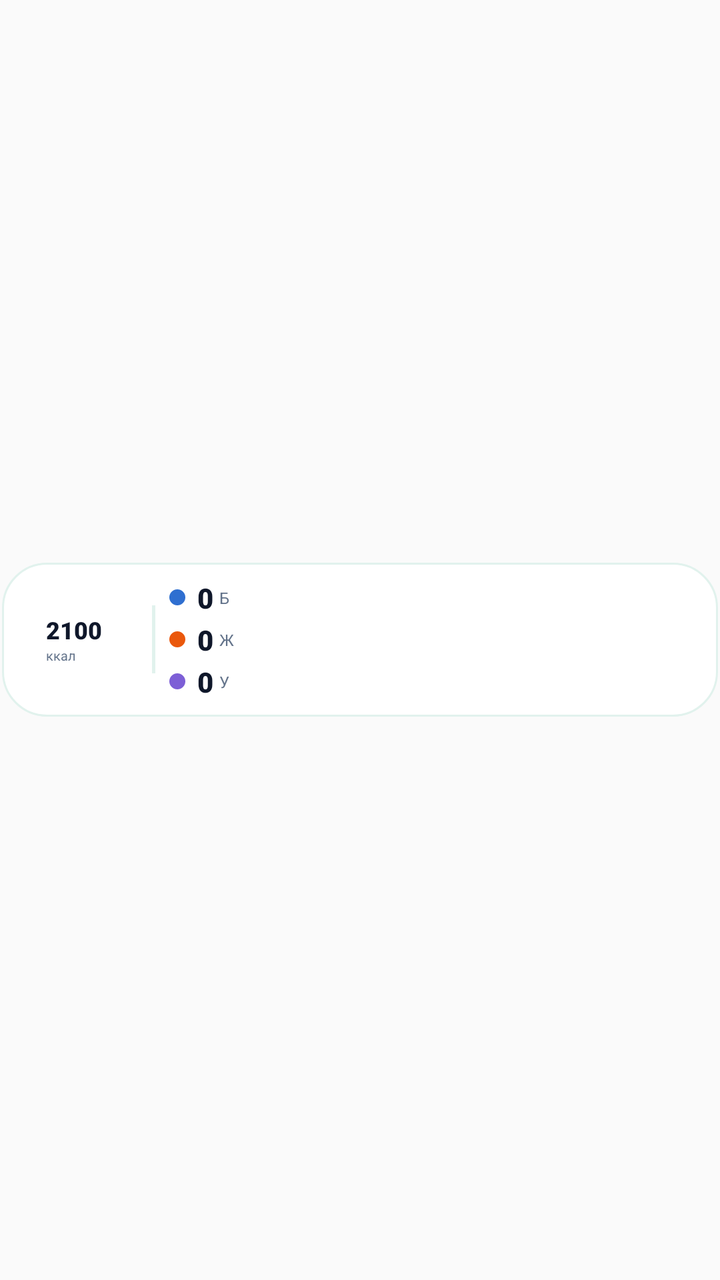
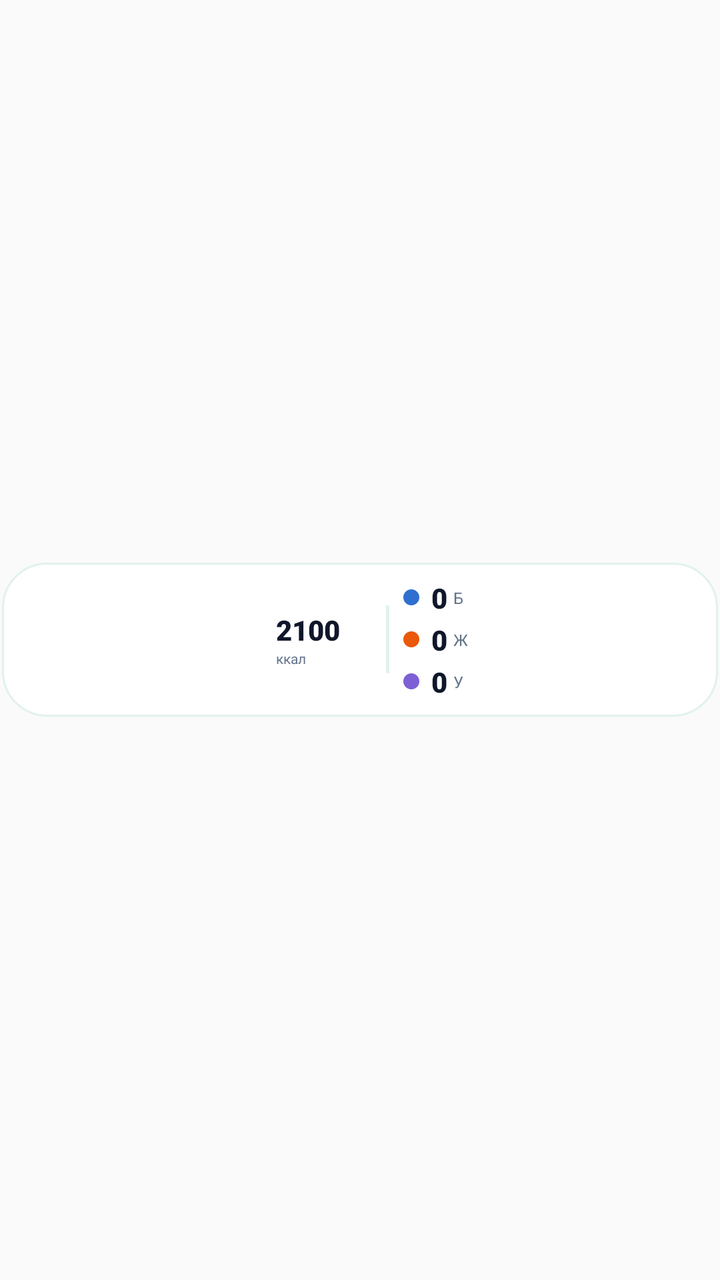

The first picture is an Android layout as it rendered before a commit; the second is the same layout after the commit. The layout source and the unified diff follow.
<!-- AndroidManifest.xml: application theme AppTheme -->
<!-- res/layout/widget_calories.xml -->
<?xml version="1.0" encoding="utf-8"?>
<FrameLayout xmlns:android="http://schemas.android.com/apk/res/android"
    android:id="@+id/widget_root"
    android:layout_width="match_parent"
    android:layout_height="match_parent">

    <LinearLayout
        android:layout_width="match_parent"
        android:layout_height="wrap_content"
        android:layout_gravity="center"
        android:layout_marginStart="1dp"
        android:layout_marginEnd="1dp"
        android:background="@drawable/widget_bg"
        android:gravity="center_vertical"
        android:orientation="horizontal"
        android:paddingStart="8dp"
        android:paddingEnd="8dp"
        android:paddingTop="8dp"
        android:paddingBottom="8dp">

        <LinearLayout
            android:layout_width="wrap_content"
            android:layout_height="wrap_content"
            android:layout_gravity="center"
            android:gravity="center_vertical"
            android:orientation="horizontal">

            
            <FrameLayout
                android:layout_width="56dp"
                android:layout_height="56dp"
                android:layout_marginEnd="6dp">

                <ImageView
                    android:id="@+id/widget_ring"
                    android:layout_width="56dp"
                    android:layout_height="56dp"
                    android:contentDescription="@null"
                    android:scaleType="fitCenter" />

                <LinearLayout
                    android:layout_width="wrap_content"
                    android:layout_height="wrap_content"
                    android:layout_gravity="center"
                    android:orientation="vertical">

                    <TextView
                        android:id="@+id/widget_remain"
                        android:layout_width="wrap_content"
                        android:layout_height="wrap_content"
                        android:autoSizeTextType="uniform"
                        android:autoSizeMinTextSize="8sp"
                        android:autoSizeMaxTextSize="12sp"
                        android:fontFamily="sans-serif-black"
                        android:gravity="center"
                        android:maxLines="1"
                        android:text="2100"
                        android:textColor="#0F172A"
                        android:textSize="12sp" />

                    <TextView
                        android:id="@+id/widget_remain_unit"
                        android:layout_width="wrap_content"
                        android:layout_height="wrap_content"
                        android:fontFamily="sans-serif"
                        android:gravity="center"
                        android:maxLines="1"
                        android:text="ккал"
                        android:textColor="#64748B"
                        android:textSize="6.5sp" />
                </LinearLayout>
            </FrameLayout>

            
            <FrameLayout
                android:layout_width="1.5dp"
                android:layout_height="34dp"
                android:layout_marginStart="5dp"
                android:layout_marginEnd="5dp"
                android:background="#E1F2ED" />

            <LinearLayout
                android:layout_width="wrap_content"
                android:layout_height="wrap_content"
                android:layout_marginStart="2dp"
                android:orientation="vertical">

                <LinearLayout
                    android:layout_width="wrap_content"
                    android:layout_height="wrap_content"
                    android:gravity="center_vertical"
                    android:orientation="horizontal">

                    <ImageView
                        android:id="@+id/widget_dot_p"
                        android:layout_width="8dp"
                        android:layout_height="8dp"
                        android:contentDescription="@null"
                        android:src="@drawable/widget_dot_protein" />

                    <TextView
                        android:id="@+id/widget_p"
                        android:layout_width="wrap_content"
                        android:layout_height="wrap_content"
                        android:layout_marginStart="6dp"
                        android:fontFamily="sans-serif-black"
                        android:maxLines="1"
                        android:text="0"
                        android:textColor="#0F172A"
                        android:textSize="14sp" />

                    <TextView
                        android:layout_width="wrap_content"
                        android:layout_height="wrap_content"
                        android:layout_marginStart="3dp"
                        android:fontFamily="sans-serif"
                        android:maxLines="1"
                        android:text="Б"
                        android:textColor="#64748B"
                        android:textSize="8sp" />
                </LinearLayout>

                <LinearLayout
                    android:layout_width="wrap_content"
                    android:layout_height="wrap_content"
                    android:layout_marginTop="2dp"
                    android:gravity="center_vertical"
                    android:orientation="horizontal">

                    <ImageView
                        android:id="@+id/widget_dot_f"
                        android:layout_width="8dp"
                        android:layout_height="8dp"
                        android:contentDescription="@null"
                        android:src="@drawable/widget_dot_fat" />

                    <TextView
                        android:id="@+id/widget_f"
                        android:layout_width="wrap_content"
                        android:layout_height="wrap_content"
                        android:layout_marginStart="6dp"
                        android:fontFamily="sans-serif-black"
                        android:maxLines="1"
                        android:text="0"
                        android:textColor="#0F172A"
                        android:textSize="14sp" />

                    <TextView
                        android:layout_width="wrap_content"
                        android:layout_height="wrap_content"
                        android:layout_marginStart="3dp"
                        android:fontFamily="sans-serif"
                        android:maxLines="1"
                        android:text="Ж"
                        android:textColor="#64748B"
                        android:textSize="8sp" />
                </LinearLayout>

                <LinearLayout
                    android:layout_width="wrap_content"
                    android:layout_height="wrap_content"
                    android:layout_marginTop="2dp"
                    android:gravity="center_vertical"
                    android:orientation="horizontal">

                    <ImageView
                        android:id="@+id/widget_dot_c"
                        android:layout_width="8dp"
                        android:layout_height="8dp"
                        android:contentDescription="@null"
                        android:src="@drawable/widget_dot_carbs" />

                    <TextView
                        android:id="@+id/widget_c"
                        android:layout_width="wrap_content"
                        android:layout_height="wrap_content"
                        android:layout_marginStart="6dp"
                        android:fontFamily="sans-serif-black"
                        android:maxLines="1"
                        android:text="0"
                        android:textColor="#0F172A"
                        android:textSize="14sp" />

                    <TextView
                        android:layout_width="wrap_content"
                        android:layout_height="wrap_content"
                        android:layout_marginStart="3dp"
                        android:fontFamily="sans-serif"
                        android:maxLines="1"
                        android:text="У"
                        android:textColor="#64748B"
                        android:textSize="8sp" />
                </LinearLayout>
            </LinearLayout>
        </LinearLayout>
    </LinearLayout>

</FrameLayout>
<!-- resources referenced by this layout -->
<resources>
  <!-- drawable widget_bg (drawable) -->
  <?xml version="1.0" encoding="utf-8"?>
  <shape xmlns:android="http://schemas.android.com/apk/res/android"
      android:shape="rectangle">
      <solid android:color="#FFFFFF" />
      <corners android:radius="22dp" />
      <stroke
          android:width="1dp"
          android:color="#E1F2ED" />
  </shape>
  <!-- drawable widget_dot_carbs (drawable) -->
  <?xml version="1.0" encoding="utf-8"?>
  <shape xmlns:android="http://schemas.android.com/apk/res/android"
      android:shape="oval">
      <solid android:color="#7D5FD6" />
  </shape>
  <!-- drawable widget_dot_fat (drawable) -->
  <?xml version="1.0" encoding="utf-8"?>
  <shape xmlns:android="http://schemas.android.com/apk/res/android"
      android:shape="oval">
      <solid android:color="#EA580C" />
  </shape>
  <!-- drawable widget_dot_protein (drawable) -->
  <?xml version="1.0" encoding="utf-8"?>
  <shape xmlns:android="http://schemas.android.com/apk/res/android"
      android:shape="oval">
      <solid android:color="#2F6FD0" />
  </shape>
  <style name="AppTheme" parent="android:style/Theme.Material.Light.NoActionBar" />
</resources>

<!-- the commit's change to res/layout/widget_calories.xml (unified diff, before → after) -->
@@ -4,15 +4,14 @@
     android:layout_width="match_parent"
     android:layout_height="match_parent">
 
-    <LinearLayout
+    
+    <FrameLayout
         android:layout_width="match_parent"
         android:layout_height="wrap_content"
         android:layout_gravity="center"
         android:layout_marginStart="1dp"
         android:layout_marginEnd="1dp"
         android:background="@drawable/widget_bg"
-        android:gravity="center_vertical"
-        android:orientation="horizontal"
         android:paddingStart="8dp"
         android:paddingEnd="8dp"
         android:paddingTop="8dp"
@@ -50,13 +49,13 @@
                         android:layout_height="wrap_content"
                         android:autoSizeTextType="uniform"
                         android:autoSizeMinTextSize="8sp"
-                        android:autoSizeMaxTextSize="12sp"
+                        android:autoSizeMaxTextSize="14sp"
                         android:fontFamily="sans-serif-black"
                         android:gravity="center"
                         android:maxLines="1"
                         android:text="2100"
                         android:textColor="#0F172A"
-                        android:textSize="12sp" />
+                        android:textSize="14sp" />
 
                     <TextView
                         android:id="@+id/widget_remain_unit"
@@ -67,7 +66,7 @@
                         android:maxLines="1"
                         android:text="ккал"
                         android:textColor="#64748B"
-                        android:textSize="6.5sp" />
+                        android:textSize="7sp" />
                 </LinearLayout>
             </FrameLayout>
 
@@ -193,6 +192,6 @@
                 </LinearLayout>
             </LinearLayout>
         </LinearLayout>
-    </LinearLayout>
+    </FrameLayout>
 
 </FrameLayout>
